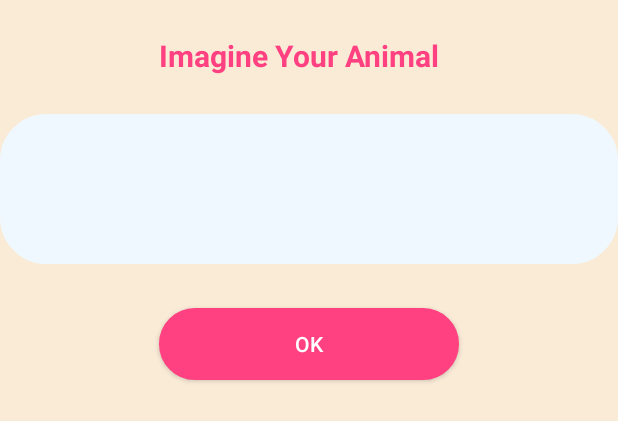
After one commit to AliaaOthman95/Graduation-Project, an Android app: the layout activity_entity_creator.xml on its own in the app's theme, with its tools: preview values and no code run, on a phone screen of 412 x 824 dp. The commit adds this screen. Shown: the top 421 px of the screen. Run offline under Robolectric (Android 15) with nearby library versions, the phone set to English and light mode, and no system bars.

Commit message:
scene_creator_voice

```diff
--- a/app/src/main/res/drawable/button_rounded_border.xml
+++ b/app/src/main/res/drawable/button_rounded_border.xml
@@ -3,7 +3,7 @@
         <item>
             <shape android:shape="rectangle">
                 <solid android:color="#EBEDEF"/>
-                <corners android:radius="50dp" />
+                <corners android:radius="30dp" />
                 <stroke
                     android:width="2dp"
                     android:color="#3bbdfa"
--- /dev/null
+++ b/app/src/main/res/layout/activity_entity_creator.xml
@@ -0,0 +1,46 @@
+<?xml version="1.0" encoding="utf-8"?>
+<RelativeLayout xmlns:android="http://schemas.android.com/apk/res/android"
+    xmlns:app="http://schemas.android.com/apk/res-auto"
+    xmlns:tools="http://schemas.android.com/tools"
+    android:layout_width="match_parent"
+    android:layout_height="match_parent"
+    android:background="#FAEBD7"
+    tools:context="eg.alexu.eng.mobdev.gradprojdemo.controller.EntityCreator">
+
+
+    <EditText
+        android:id="@+id/text"
+        android:layout_width="match_parent"
+        android:layout_height="100dp"
+        android:layout_alignParentStart="true"
+        android:layout_below="@+id/textView2"
+        android:layout_marginTop="25dp"
+        android:background="@drawable/button_rounded_border"
+        android:backgroundTint="#F0F8FF"
+        android:inputType="textCapSentences|textAutoCorrect" />
+
+    <TextView
+        android:id="@+id/textView2"
+        android:layout_width="200dp"
+        android:layout_height="wrap_content"
+        android:layout_alignParentTop="true"
+        android:layout_centerHorizontal="true"
+        android:layout_marginTop="23dp"
+        android:text="Imagine Your Animal"
+        android:textColor="@color/colorAccent"
+        android:textSize="20dp"
+        android:textStyle="bold" />
+
+    <Button
+        android:id="@+id/ok"
+        android:layout_width="200dp"
+        android:layout_height="wrap_content"
+        android:layout_alignStart="@+id/textView2"
+        android:layout_below="@+id/text"
+        android:layout_marginTop="29dp"
+        android:background="@drawable/button_rounded_border"
+        android:backgroundTint="@color/colorAccent"
+        android:textColor="#ffff"
+        android:text="OK" />
+
+</RelativeLayout>
```
Also changed, not shown: app/src/main/AndroidManifest.xml (+5 -2 lines), app/src/main/java/eg/alexu/eng/mobdev/gradprojdemo/controller/EntityCreator.java (+59 -4 lines), app/src/main/java/eg/alexu/eng/mobdev/gradprojdemo/controller/SceneCreator.java (+84 -11 lines), app/src/main/res/layout/activity_scene_creator.xml (+12 -3 lines), app/src/main/res/layout/dialog.xml (added, +60 -0 lines).
